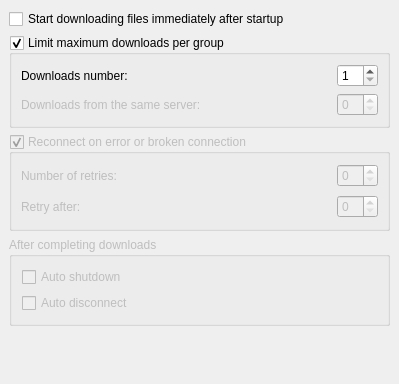
This is conf/dlgnetwork.ui in KDE/kget as Qt 5 draws it before an edit. The edited form follows.
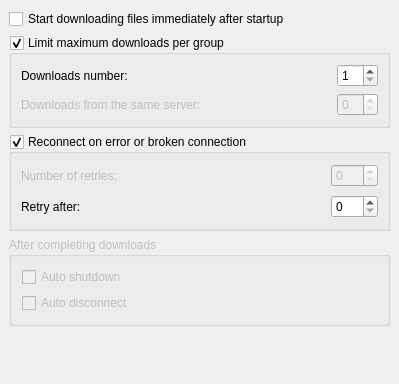
This is the edited form.

```diff
--- a/conf/dlgnetwork.ui
+++ b/conf/dlgnetwork.ui
@@ -97,7 +97,7 @@
    <item>
     <widget class="QGroupBox" name="kcfg_ReconnectOnBroken" >
      <property name="enabled" >
-      <bool>false</bool>
+      <bool>true</bool>
      </property>
      <property name="title" >
       <string>Reconnect on error or broken connection</string>
@@ -121,13 +121,20 @@
       </item>
       <item row="0" column="0" >
        <widget class="QLabel" name="lb_retries_2" >
+        <property name="enabled" >
+         <bool>false</bool>
+        </property>
         <property name="text" >
          <string>Number of retries:</string>
         </property>
        </widget>
       </item>
       <item row="0" column="2" >
-       <widget class="QSpinBox" name="kcfg_ReconnectRetries" />
+       <widget class="QSpinBox" name="kcfg_ReconnectRetries" >
+        <property name="enabled" >
+         <bool>false</bool>
+        </property>
+       </widget>
       </item>
       <item rowspan="2" row="0" column="1" >
        <spacer>
@@ -150,6 +157,9 @@
         <property name="suffix" >
          <string/>
         </property>
+        <property name="maximum" >
+         <number>100</number>
+        </property>
        </widget>
       </item>
      </layout>
```
